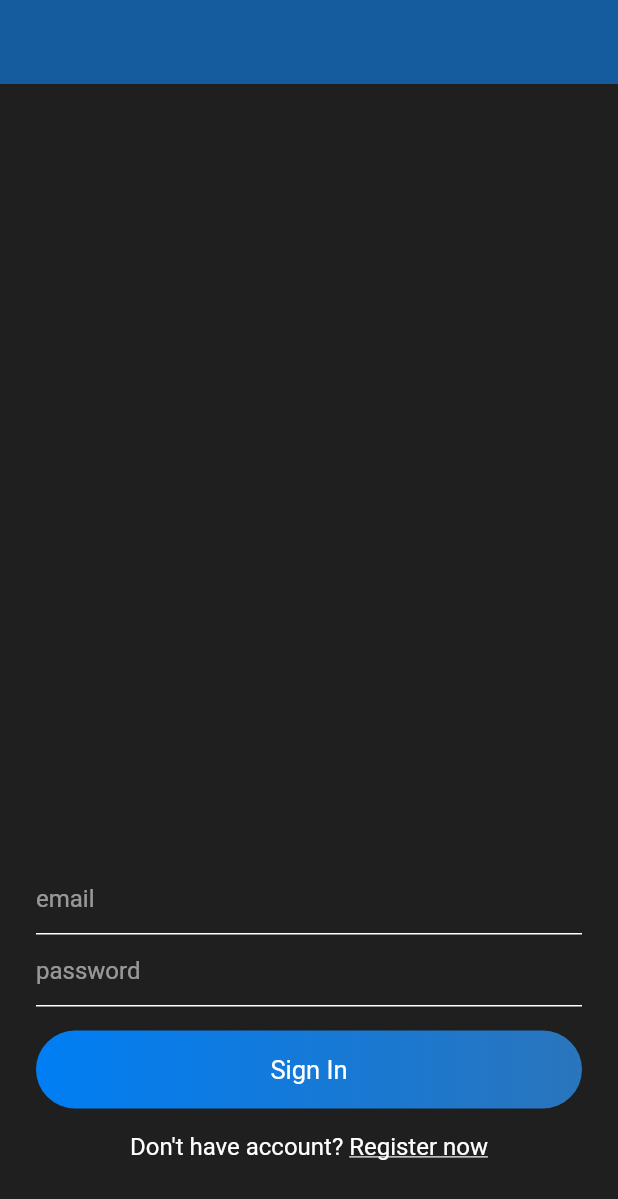
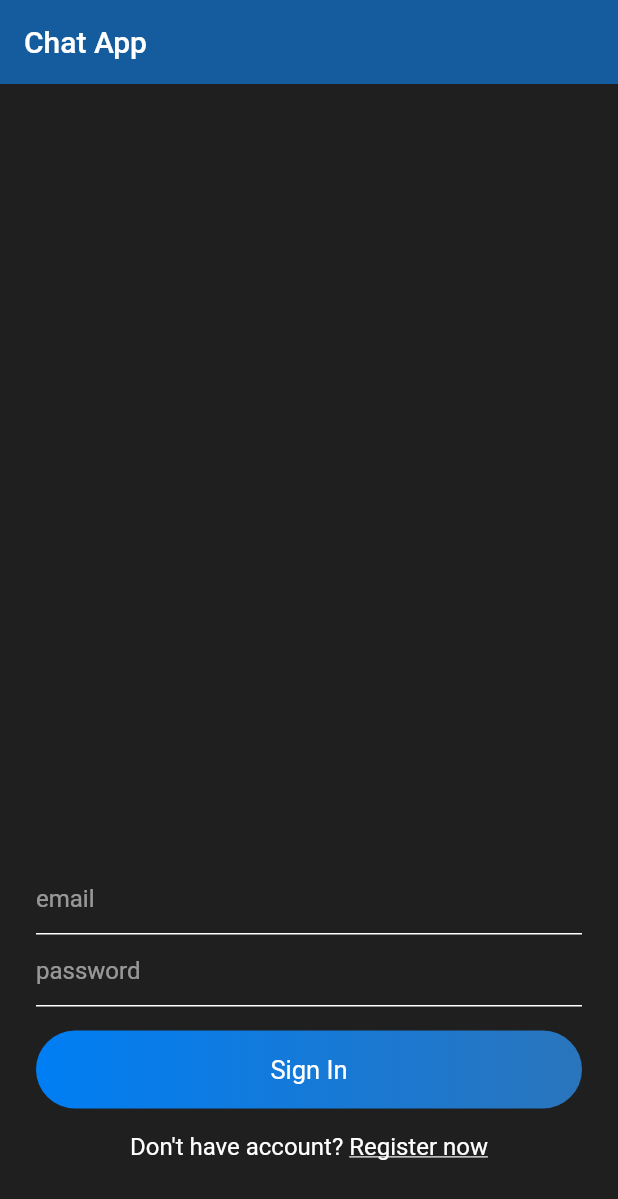
Before and after one commit to swatisinghups/chat_app, a Flutter app: the screen it shows after launch, on a phone screen of 412 x 824 dp. Shown: the top 1199 px of the screen. Run offline on Flutter 3.47's test engine with Material 2 defaults, Android fonts, the phone set to English and light mode, and no system bars; our stand-ins replace cloud_firestore, firebase_auth, shared_preferences; accounts and stored records are empty; Roboto replaces fonts that are missing (OverpassRegular).

Commit message:
Change App Name

```diff
--- a/lib/widget/widget.dart
+++ b/lib/widget/widget.dart
@@ -2,7 +2,7 @@ import 'package:flutter/material.dart';
 
 Widget appBarMain(BuildContext context) {
   return AppBar(
-    title: Text(""),
+    title: Text("Chat App"),
     elevation: 0.0,
     centerTitle: false,
   );
```
